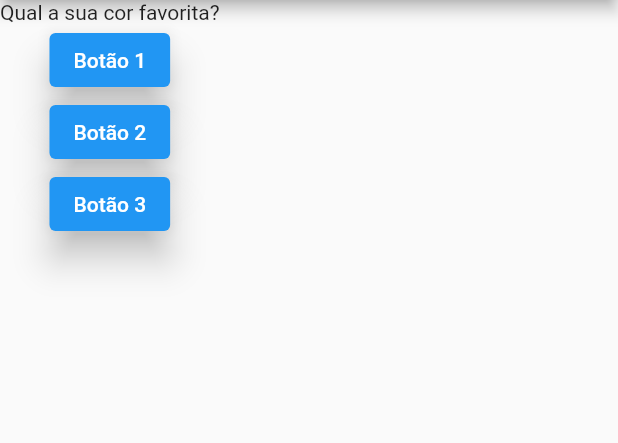
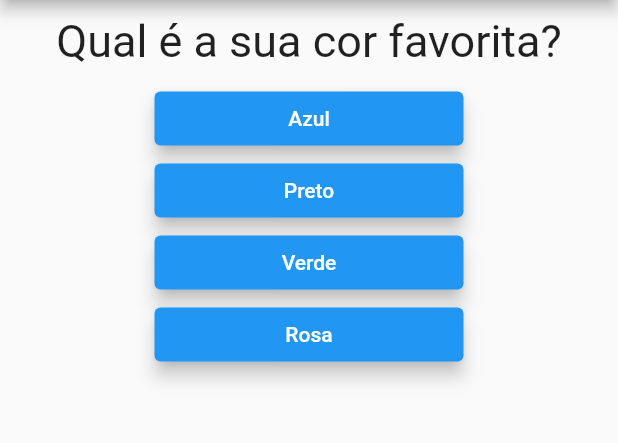
Before and after one commit to VictorHenzzo/projeto_perguntas, a Flutter app: the screen it shows after launch, on a phone screen of 412 x 824 dp, the part 84-527 px from its top. Run offline on Flutter 3.47's test engine with Material 2 defaults, Android fonts, the phone set to English and light mode, and no system bars.

Commit message:
Adding results and reset button

```diff
--- a/analysis_options.yaml
+++ b/analysis_options.yaml
@@ -21,7 +21,10 @@ linter:
   # or a specific dart file by using the `// ignore: name_of_lint` and
   # `// ignore_for_file: name_of_lint` syntax on the line or in the file
   # producing the lint.
+
   rules:
+    prefer_const_constructors: false
+    prefer_const_constructors_in_immutables: false
     # avoid_print: false  # Uncomment to disable the `avoid_print` rule
     # prefer_single_quotes: true  # Uncomment to enable the `prefer_single_quotes` rule
 
--- a/lib/main.dart
+++ b/lib/main.dart
@@ -1,4 +1,5 @@
-import './questao.dart';
+import './questionario.dart';
+import './resultado.dart';
 import 'package:flutter/material.dart';
 
 main() {
@@ -7,54 +8,75 @@ main() {
 
 class _PerguntaAppState extends State<PerguntaApp> {
   var perguntaSelecionada = 0;
+  var pontuacaoTotal = 0;
+  final _perguntas = const [
+    {
+      'texto': 'Qual é a sua cor favorita?',
+      'respostas': [
+        {'texto': 'Azul', 'pontuacao': 1},
+        {'texto': 'Preto', 'pontuacao': 0},
+        {'texto': 'Verde', 'pontuacao': 0},
+        {'texto': 'Rosa', 'pontuacao': 0},
+      ]
+    },
+    {
+      'texto': 'Qual é o seu animal favorito?',
+      'respostas': [
+        {'texto': 'Gato', 'pontuacao': 0},
+        {'texto': 'Cachorro', 'pontuacao': 1},
+        {'texto': 'Pássaro', 'pontuacao': 0},
+        {'texto': 'Peixe', 'pontuacao': 0},
+      ]
+    },
+    {
+      'texto': 'Qual é o seu instrumento favorito?',
+      'respostas': [
+        {'texto': 'Guitarra', 'pontuacao': 1},
+        {'texto': 'Baixo', 'pontuacao': 0},
+        {'texto': 'Bateria', 'pontuacao': 0},
+        {'texto': 'Teclado', 'pontuacao': 0},
+      ]
+    }
+  ];
 
-  void responder() {
+  void _responder(int pontuacao) {
+    if (temPerguntaSelecionada) {
+      setState(() {
+        perguntaSelecionada++;
+        pontuacaoTotal += pontuacao;
+      });
+    }
+  }
+
+  void _reiniciarQuestionario() {
     setState(() {
-      perguntaSelecionada == 0
-          ? perguntaSelecionada++
-          : perguntaSelecionada = 0;
+      perguntaSelecionada = 0;
+      pontuacaoTotal = 0;
     });
-    print(perguntaSelecionada);
+  }
+
+  bool get temPerguntaSelecionada {
+    return perguntaSelecionada < _perguntas.length;
   }
 
   @override
   Widget build(BuildContext context) {
-    final perguntas = ['Qual a sua cor favorita?', 'Qual seu animal favorito?'];
-
     return MaterialApp(
         home: Scaffold(
       appBar: AppBar(
-        title: const Text("Perguntas"),
+        title: Text("Perguntas"),
       ),
-      body: Column(
-        children: [
-          Questao(perguntas[perguntaSelecionada]),
-          ElevatedButton(
-              style: ElevatedButton.styleFrom(
-                primary: Colors.blue,
-                onSurface: Colors.green,
-                elevation: 10,
-              ),
-              child: const Text("Botão 1"),
-              onPressed: responder),
-          ElevatedButton(
-              style: ElevatedButton.styleFrom(
-                primary: Colors.blue,
-                onSurface: Colors.green,
-                elevation: 10,
-              ),
-              child: const Text("Botão 2"),
-              onPressed: responder),
-          ElevatedButton(
-              style: ElevatedButton.styleFrom(
-                primary: Colors.blue,
-                onSurface: Colors.green,
-                elevation: 10,
-              ),
-              child: const Text("Botão 3"),
-              onPressed: responder),
-        ],
-      ),
+      body: temPerguntaSelecionada
+          ? Questionario(
+              perguntas: _perguntas,
+              perguntaSelecionada: perguntaSelecionada,
+              funcResponder: _responder,
+            )
+          : Resultado(
+              pontuacaoDoQuiz: pontuacaoTotal,
+              numeroDePerguntas: perguntaSelecionada,
+              funcReiniciarQuestionario: _reiniciarQuestionario,
+            ),
     ));
   }
 }
--- a/lib/questao.dart
+++ b/lib/questao.dart
@@ -4,8 +4,17 @@ class Questao extends StatelessWidget {
   final String texto;
 
   Questao(this.texto);
+
   @override
   Widget build(BuildContext context) {
-    return Text(texto);
+    return Container(
+      width: double.infinity,
+      margin: EdgeInsets.all(10),
+      child: Text(
+        texto,
+        style: TextStyle(fontSize: 30),
+        textAlign: TextAlign.center,
+      ),
+    );
   }
 }
--- /dev/null
+++ b/lib/questionario.dart
@@ -0,0 +1,37 @@
+import 'package:flutter/material.dart';
+import './questao.dart';
+import './respostas.dart';
+
+class Questionario extends StatelessWidget {
+  final List<Map<String, Object>> perguntas;
+  final int perguntaSelecionada;
+  final void Function(int) funcResponder;
+
+  Questionario({
+    required this.perguntas,
+    required this.perguntaSelecionada,
+    required this.funcResponder,
+  });
+
+  bool get temPerguntaSelecionada {
+    return perguntaSelecionada < perguntas.length;
+  }
+
+  @override
+  Widget build(BuildContext context) {
+    List<Map<String, Object>> respostas = temPerguntaSelecionada
+        ? perguntas[perguntaSelecionada].cast()['respostas']
+        : [];
+
+    return Column(
+      children: [
+        Questao(perguntas[perguntaSelecionada]['texto'].toString()),
+        //Converte a lista de strings para lista de widgets
+        ...respostas.map((resp) {
+          return (Resposta(resp['texto'].toString(),
+              () => funcResponder(int.parse(resp['pontuacao'].toString()))));
+        }).toList(),
+      ],
+    );
+  }
+}
--- /dev/null
+++ b/lib/respostas.dart
@@ -0,0 +1,29 @@
+/*
+-Criar componente stateless
+-Criar contrutor que recebe texto
+-Inserir no raised button onPressed
+*/
+
+import 'package:flutter/material.dart';
+
+class Resposta extends StatelessWidget {
+  final String texto;
+  final void Function() onPressedArgument;
+
+  Resposta(this.texto, this.onPressedArgument);
+
+  @override
+  Widget build(BuildContext context) {
+    return FractionallySizedBox(
+      widthFactor: 0.5,
+      child: ElevatedButton(
+          style: ElevatedButton.styleFrom(
+            primary: Colors.blue,
+            onSurface: Colors.green,
+            elevation: 5,
+          ),
+          child: Text(texto),
+          onPressed: onPressedArgument),
+    );
+  }
+}
```
Also changed, not shown: lib/resultado.dart (added, +62 -0 lines).
